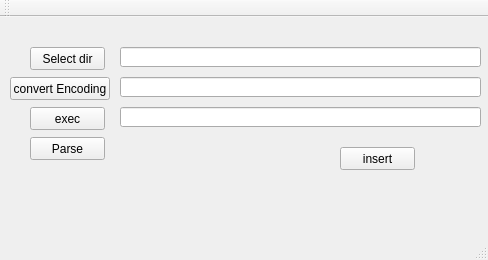
Old version of the form mainwindow.ui in the repository boomer-24/FillingDB.
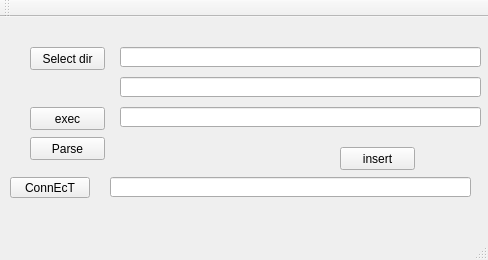
New version of the form.

The edit to the form file:
```diff
--- a/mainwindow.ui
+++ b/mainwindow.ui
@@ -27,19 +27,6 @@
      <string>Select dir</string>
     </property>
    </widget>
-   <widget class="QPushButton" name="pb_nthng">
-    <property name="geometry">
-     <rect>
-      <x>10</x>
-      <y>60</y>
-      <width>100</width>
-      <height>23</height>
-     </rect>
-    </property>
-    <property name="text">
-     <string>convert Encoding</string>
-    </property>
-   </widget>
    <widget class="QPushButton" name="pb_Parse">
     <property name="geometry">
      <rect>
@@ -109,6 +96,29 @@
      <string>insert</string>
     </property>
    </widget>
+   <widget class="QPushButton" name="pushButton_connect">
+    <property name="geometry">
+     <rect>
+      <x>10</x>
+      <y>160</y>
+      <width>80</width>
+      <height>21</height>
+     </rect>
+    </property>
+    <property name="text">
+     <string>ConnEcT</string>
+    </property>
+   </widget>
+   <widget class="QLineEdit" name="lineEdit_ipPath">
+    <property name="geometry">
+     <rect>
+      <x>110</x>
+      <y>160</y>
+      <width>361</width>
+      <height>20</height>
+     </rect>
+    </property>
+   </widget>
   </widget>
   <widget class="QMenuBar" name="menuBar">
    <property name="geometry">
```
